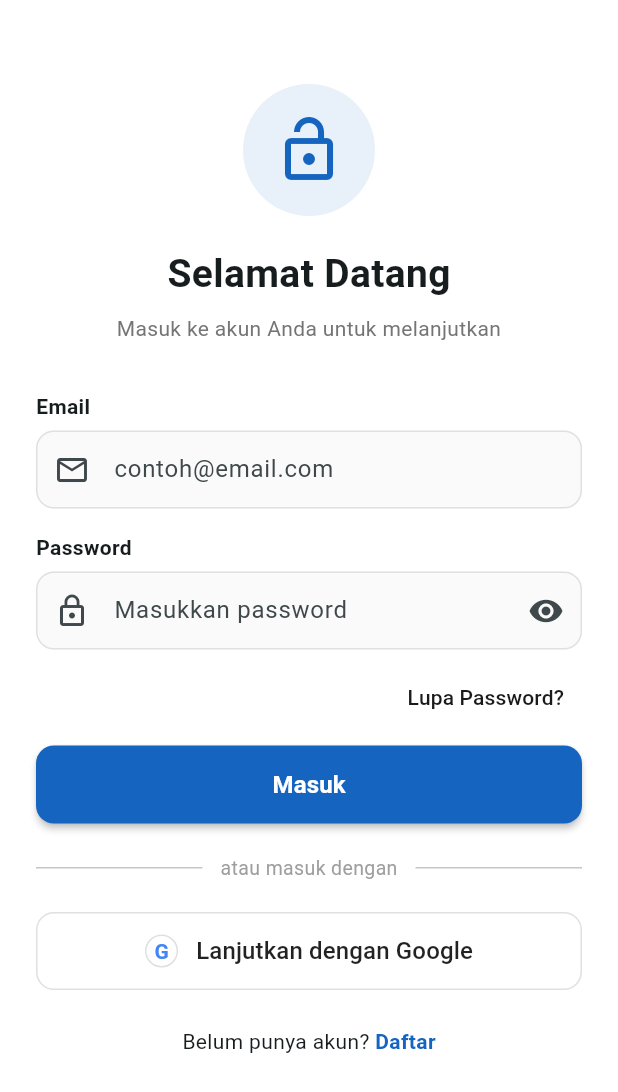
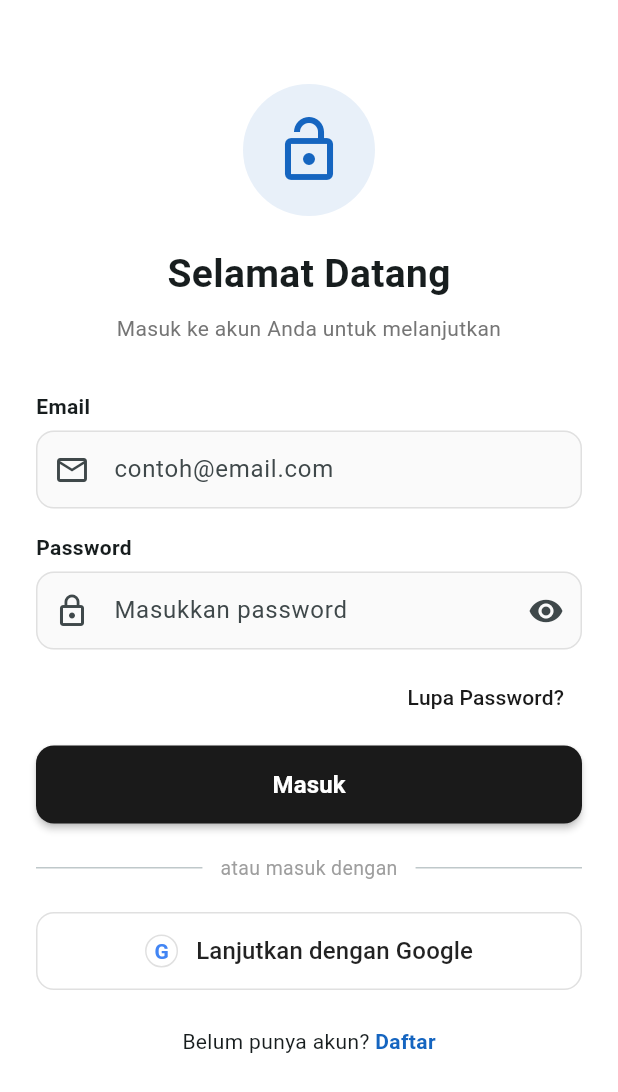
Before and after one commit to rismanitalst/psmnita, a Flutter app: the screen it shows after launch, on a phone screen of 412 x 824 dp. Shown: the top 1092 px of the screen. Run offline on Flutter 3.47's test engine with Material 3 defaults, Android fonts, the phone set to English and light mode, and no system bars; our stand-ins replace app_links, dio, email_validator, equatable, firebase_auth, firebase_core and 4 more; missing offline and left inert: flutter_biometric_kit; accounts and stored records are empty.

Commit message:
chore: update CustomButton

```diff
--- a/lib/features/auth/presentation/widgets/custom_button.dart
+++ b/lib/features/auth/presentation/widgets/custom_button.dart
@@ -1,4 +1,5 @@
 import 'package:flutter/material.dart';
+import 'package:pasar_malam/core/constants/app_colors.dart';
 
 enum ButtonVariant { primary, outlined, text }
 
@@ -50,7 +51,7 @@ class CustomButton extends StatelessWidget {
         ButtonVariant.primary => ElevatedButton(
           onPressed: isLoading ? null : onPressed,
           style: ElevatedButton.styleFrom(
-            backgroundColor: const Color(0xFF1565C0),
+            backgroundColor: AppColors.primary,
             foregroundColor: Colors.white,
             shape: RoundedRectangleBorder(
               borderRadius: BorderRadius.circular(12),
@@ -62,7 +63,7 @@ class CustomButton extends StatelessWidget {
         ButtonVariant.outlined => OutlinedButton(
           onPressed: isLoading ? null : onPressed,
           style: OutlinedButton.styleFrom(
-            side: const BorderSide(color: Color(0xFF1565C0), width: 1.5),
+            side: const BorderSide(color: AppColors.primary, width: 1.5),
             shape: RoundedRectangleBorder(
               borderRadius: BorderRadius.circular(12),
             ),
```
